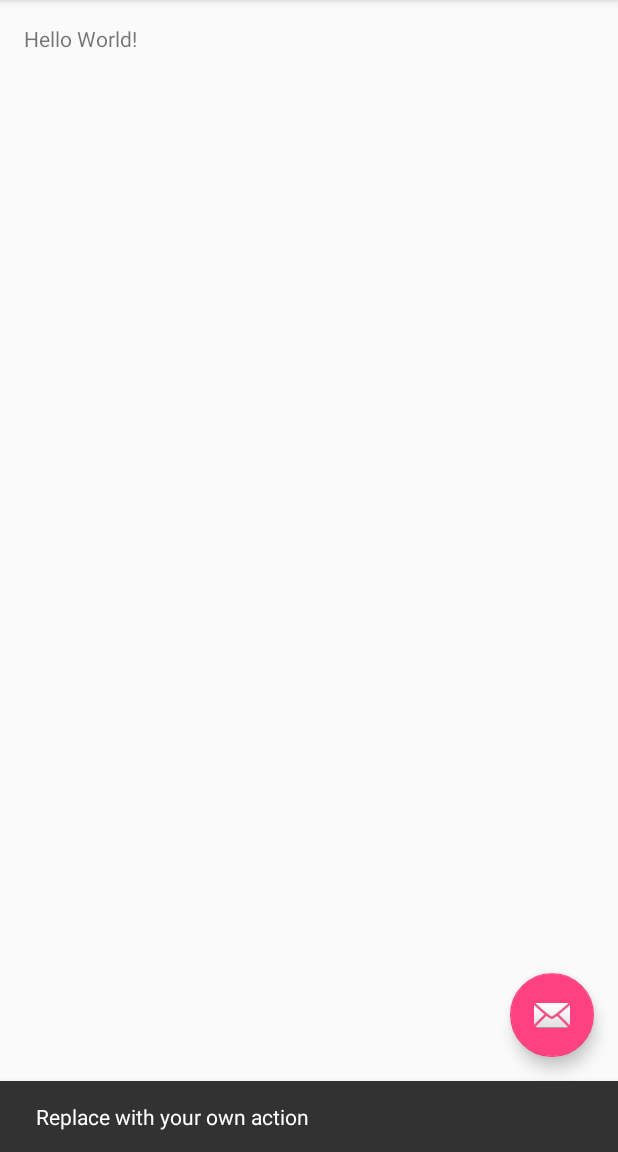
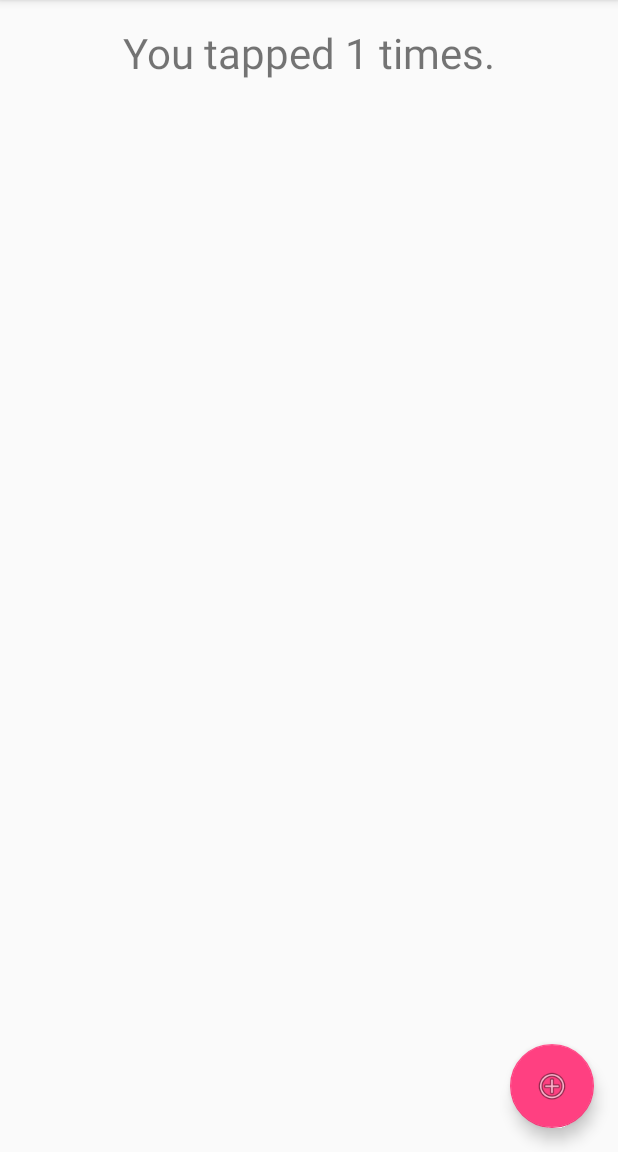
Before and after one commit to echistyakov/cs190i, an Android app: the screen it shows after launch (MainActivity), after a tap on an icon or button, on a phone screen of 412 x 824 dp, the part 84-1236 px from its top. Run offline under Robolectric (Android 15) with nearby library versions, the phone set to English and light mode, and no system bars.

Commit message:
TapCounterXML done

```diff
--- a/TapCounterXML/app/src/main/java/edu/ucsb/cs/cs190i/evgeny/tapcounterxml/MainActivity.java
+++ b/TapCounterXML/app/src/main/java/edu/ucsb/cs/cs190i/evgeny/tapcounterxml/MainActivity.java
@@ -2,12 +2,12 @@ package edu.ucsb.cs.cs190i.evgeny.tapcounterxml;
 
 import android.os.Bundle;
 import android.support.design.widget.FloatingActionButton;
-import android.support.design.widget.Snackbar;
 import android.support.v7.app.AppCompatActivity;
 import android.support.v7.widget.Toolbar;
 import android.view.View;
 import android.view.Menu;
 import android.view.MenuItem;
+import android.widget.TextView;
 
 public class MainActivity extends AppCompatActivity {
 
@@ -17,15 +17,22 @@ public class MainActivity extends AppCompatActivity {
         setContentView(R.layout.activity_main);
         Toolbar toolbar = (Toolbar) findViewById(R.id.toolbar);
         setSupportActionBar(toolbar);
+        setMainText(0);
 
         FloatingActionButton fab = (FloatingActionButton) findViewById(R.id.fab);
         fab.setOnClickListener(new View.OnClickListener() {
+            int tapNum = 0;
             @Override
             public void onClick(View view) {
-                Snackbar.make(view, "Replace with your own action", Snackbar.LENGTH_LONG)
-                        .setAction("Action", null).show();
+                setMainText(++tapNum);
             }
         });
+    }
+
+    private void setMainText(int tapNum) {
+        TextView mainTextView = (TextView) findViewById(R.id.main_text);
+        String mainText = String.format(getResources().getString(R.string.main_text), tapNum);
+        mainTextView.setText(mainText);
     }
 
     @Override
--- a/TapCounterXML/app/src/main/res/layout/activity_main.xml
+++ b/TapCounterXML/app/src/main/res/layout/activity_main.xml
@@ -29,6 +29,6 @@
         android:layout_height="wrap_content"
         android:layout_gravity="bottom|end"
         android:layout_margin="@dimen/fab_margin"
-        android:src="@android:drawable/ic_dialog_email" />
+        android:src="@android:drawable/ic_menu_add" />
 
 </android.support.design.widget.CoordinatorLayout>
--- a/TapCounterXML/app/src/main/res/layout/content_main.xml
+++ b/TapCounterXML/app/src/main/res/layout/content_main.xml
@@ -15,5 +15,9 @@
     <TextView
         android:layout_width="wrap_content"
         android:layout_height="wrap_content"
-        android:text="Hello World!" />
+        android:text=""
+        android:layout_alignParentTop="true"
+        android:layout_centerHorizontal="true"
+        android:textSize="28sp"
+        android:id="@+id/main_text"/>
 </RelativeLayout>
--- a/TapCounterXML/app/src/main/res/values/strings.xml
+++ b/TapCounterXML/app/src/main/res/values/strings.xml
@@ -1,4 +1,5 @@
 <resources>
     <string name="app_name">TapCounterXML</string>
     <string name="action_settings">Settings</string>
+    <string name="main_text">You tapped %d times.</string>
 </resources>
```
